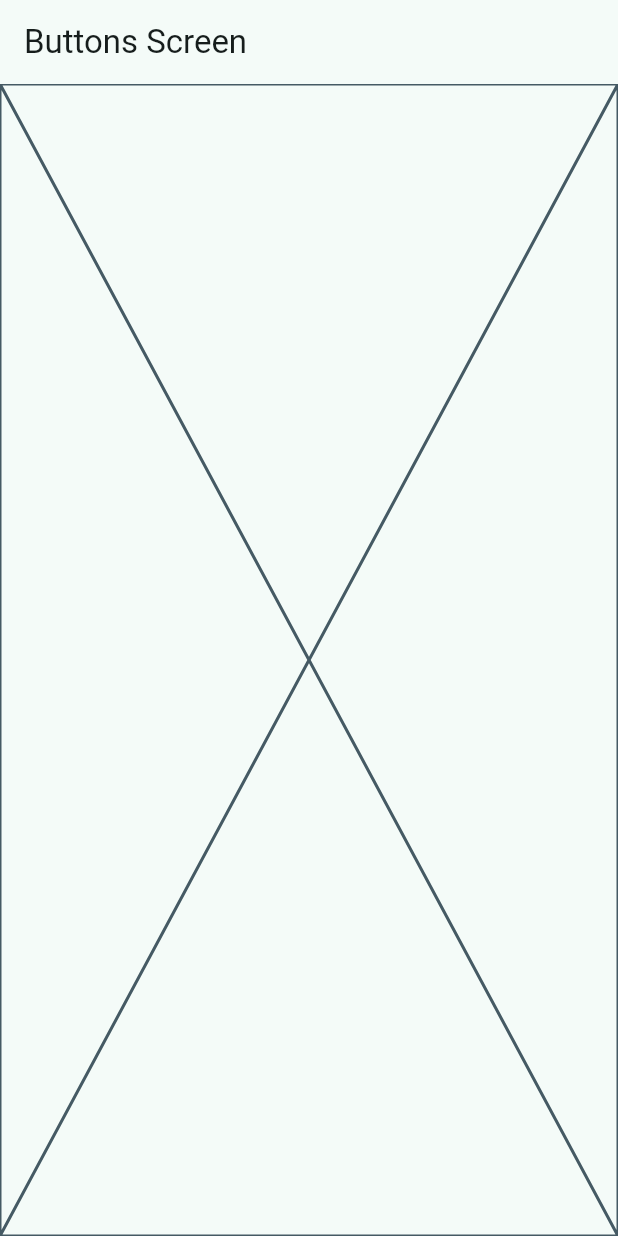
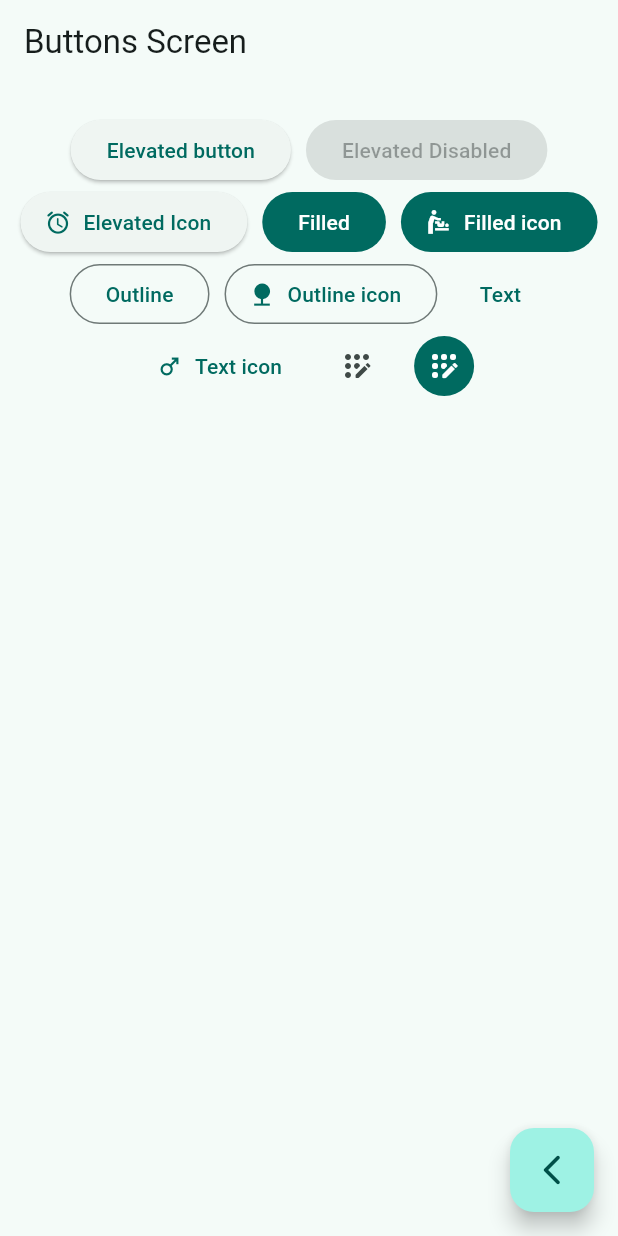
Before and after one commit to EyYiCi/dart_widgets_practice, a Flutter app: the ButtonScreen screen opened by its route, on a phone screen of 412 x 824 dp. Run offline on Flutter 3.47's test engine with Material 3 defaults, Android fonts, the phone set to English and light mode, and no system bars; our stand-ins replace go_router.

```diff
--- a/lib/presentation/screens/buttons/buttons_screen.dart
+++ b/lib/presentation/screens/buttons/buttons_screen.dart
@@ -1,5 +1,6 @@
 
 import 'package:flutter/material.dart';
+import 'package:go_router/go_router.dart';
 
 class ButtonScreen extends StatelessWidget {
   static const String name = 'buttons_screen';
@@ -12,7 +13,77 @@ class ButtonScreen extends StatelessWidget {
       appBar: AppBar(
         title: const Text('Buttons Screen'),
       ),
-      body: const Placeholder(),
+      body:const _ButtonsView(),
+      floatingActionButton: FloatingActionButton(
+        child:const Icon(Icons.arrow_back_ios_new_rounded),
+        onPressed: (){
+          context.pop();
+        }
+        ),
     );
   }
 }
+
+class _ButtonsView extends StatelessWidget {
+  const _ButtonsView();
+
+  @override
+  Widget build(BuildContext context) {
+
+    final colors = Theme.of(context).colorScheme;
+
+    return SizedBox(
+      width: double.infinity,
+      child: Padding(
+        padding: const EdgeInsets.symmetric(horizontal: 10, vertical: 20),
+        child: Wrap(
+          spacing: 10,
+          alignment: WrapAlignment.center,
+          children: [
+            ElevatedButton(onPressed: (){}, child: const Text('Elevated button')),
+
+            const ElevatedButton(onPressed: null, child: const Text('Elevated Disabled')),
+
+            ElevatedButton.icon(onPressed: (){},
+            icon:const Icon(Icons.access_alarm_rounded),
+             label: const Text('Elevated Icon')),
+
+            FilledButton(onPressed: (){}, child:const Text('Filled')),
+
+            FilledButton.icon(onPressed: (){},
+             icon: const Icon(Icons.baby_changing_station),
+             label: const Text('Filled icon')),
+
+            OutlinedButton(onPressed: (){}, child: const Text('Outline')),
+
+            OutlinedButton.icon(onPressed: (){},
+             icon:const Icon(Icons.nature),
+             label: const Text('Outline icon'),),
+
+            TextButton(onPressed: (){}, child: Text('Text')),
+            TextButton.icon(onPressed: (){},
+             icon:const Icon(Icons.male_sharp),
+             label:const Text('Text icon')),
+
+            IconButton(onPressed: (){},
+            icon:const Icon(Icons.app_registration_rounded)),
+
+             IconButton(onPressed: (){},
+            icon:const Icon(Icons.app_registration_rounded),
+            style: ButtonStyle(
+              backgroundColor: MaterialStatePropertyAll(colors.primary),
+              iconColor: const MaterialStatePropertyAll(Colors.white),
+            ),
+
+            ),
+
+
+
+
+          ],
+        )
+
+      ),
+    );
+  }
+}
--- a/lib/presentation/screens/cards/cards_screen.dart
+++ b/lib/presentation/screens/cards/cards_screen.dart
@@ -1,5 +1,6 @@
 
 import 'package:flutter/material.dart';
+import 'package:go_router/go_router.dart';
 
 class CardsScreen extends StatelessWidget {
   static const String name = 'cards_screen';
@@ -12,7 +13,22 @@ class CardsScreen extends StatelessWidget {
       appBar: AppBar(
         title: const Text('Cards'),
       ),
-      body: const Placeholder(),
+      body:const _ButtonView(),
+      floatingActionButton: FloatingActionButton(
+        child: const Icon(Icons.arrow_back_ios_new_rounded),
+         onPressed: (){
+          context.pop();
+         }
+        ),
     );
   }
 }
+
+class _ButtonView extends StatelessWidget {
+  const _ButtonView();
+
+  @override
+  Widget build(BuildContext context) {
+    return const Placeholder();
+  }
+}
--- a/lib/presentation/screens/home/home_screen.dart
+++ b/lib/presentation/screens/home/home_screen.dart
@@ -50,15 +50,13 @@ class _CustomListTitle extends StatelessWidget {
 
     final colors = Theme.of(context).colorScheme;
 
-
-
     return ListTile(
       leading: Icon(menuItem.icon, color:colors.primary),
       trailing: Icon(Icons.arrow_forward_ios_outlined,color:colors.primary),
       title: Text(menuItem.title),
       subtitle: Text(menuItem.subTitle),
       onTap: (){
-        context.pushNamed(CardsScreen.name);
+        context.pushNamed(ButtonScreen.name);
       },
     );
   }
```
